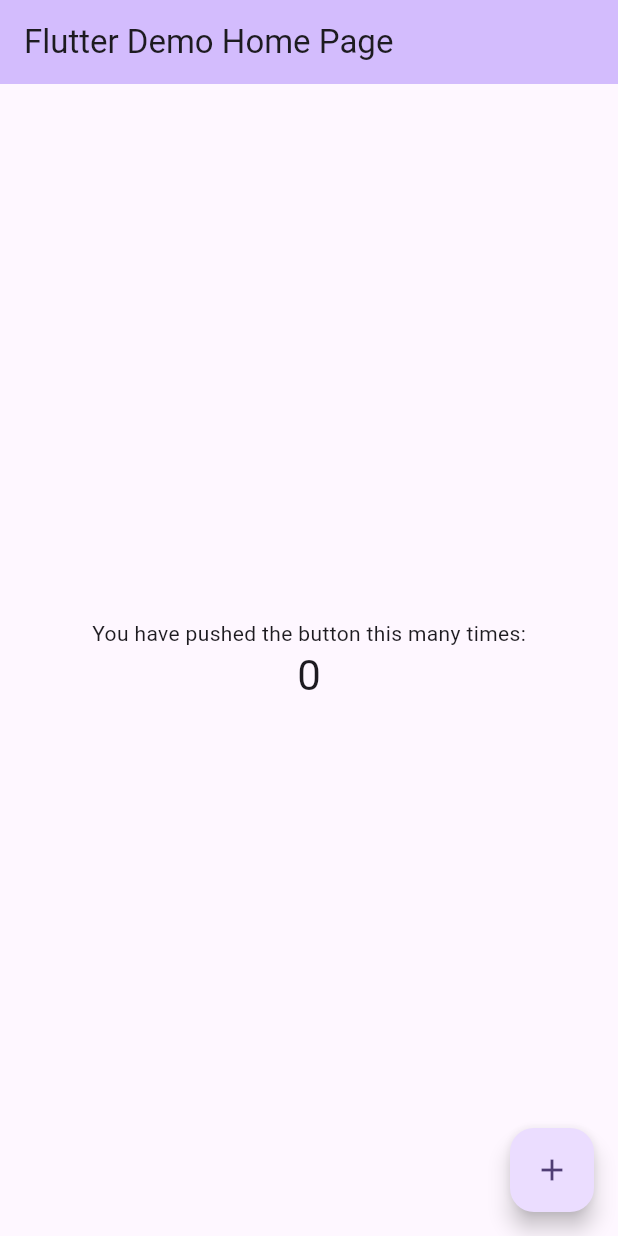
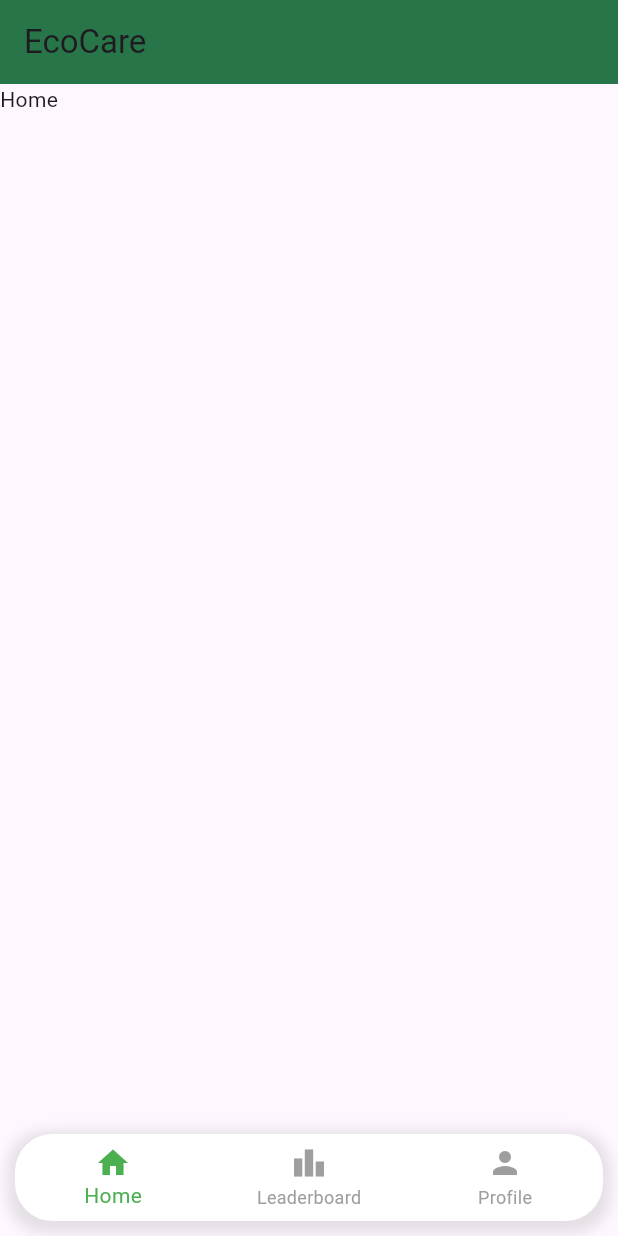
Before and after one commit to kruti002/carbon_emission, a Flutter app: the screen it shows after launch, on a phone screen of 412 x 824 dp. Run offline on Flutter 3.47's test engine with Material 3 defaults, Android fonts, the phone set to English and light mode, and no system bars.

Commit message:
User profile

```diff
--- /dev/null
+++ b/carbon/lib/home.dart
@@ -0,0 +1,12 @@
+import 'package:flutter/material.dart';
+
+class HomeScreen extends StatelessWidget {
+  const HomeScreen({super.key});
+
+  @override
+  Widget build(BuildContext context) {
+    return const Scaffold(
+      body: Text("Home"),
+    );
+  }
+}
--- a/carbon/lib/main.dart
+++ b/carbon/lib/main.dart
@@ -1,129 +1,94 @@
+import 'package:carbon/home.dart';
 import 'package:carbon/leader.dart';
+import 'package:carbon/profile.dart';
 import 'package:flutter/material.dart';
 
-import 'second.dart';
-
 void main() {
-  runApp(const MyApp());
+  runApp(MyApp());
 }
 
 class MyApp extends StatelessWidget {
-  const MyApp({super.key});
-
-  // This widget is the root of your application.
   @override
   Widget build(BuildContext context) {
     return MaterialApp(
       title: 'Flutter Demo',
       theme: ThemeData(
-        // This is the theme of your application.
-        //
-        // TRY THIS: Try running your application with "flutter run". You'll see
-        // the application has a purple toolbar. Then, without quitting the app,
-        // try changing the seedColor in the colorScheme below to Colors.green
-        // and then invoke "hot reload" (save your changes or press the "hot
-        // reload" button in a Flutter-supported IDE, or press "r" if you used
-        // the command line to start the app).
-        //
-        // Notice that the counter didn't reset back to zero; the application
-        // state is not lost during the reload. To reset the state, use hot
-        // restart instead.
-        //
-        // This works for code too, not just values: Most code changes can be
-        // tested with just a hot reload.
-        colorScheme: ColorScheme.fromSeed(seedColor: Colors.deepPurple),
-        useMaterial3: true,
+        primarySwatch: Colors.green,
       ),
-      home: const MyHomePage(title: 'Flutter Demo Home Page'),
+      home: MyHomePage(),
+      debugShowCheckedModeBanner: false,
     );
   }
 }
 
 class MyHomePage extends StatefulWidget {
-  const MyHomePage({super.key, required this.title});
-
-  // This widget is the home page of your application. It is stateful, meaning
-  // that it has a State object (defined below) that contains fields that affect
-  // how it looks.
-
-  // This class is the configuration for the state. It holds the values (in this
-  // case the title) provided by the parent (in this case the App widget) and
-  // used by the build method of the State. Fields in a Widget subclass are
-  // always marked "final".
-
-  final String title;
-
   @override
-  State<MyHomePage> createState() => _MyHomePageState();
+  _MyHomePageState createState() => _MyHomePageState();
 }
 
 class _MyHomePageState extends State<MyHomePage> {
-  int _counter = 0;
+  int _selectedIndex = 0;
 
-  void _incrementCounter() {
-     Navigator.of(context).push(MaterialPageRoute(builder: (context) => LeaderboardScreen()));
+  void _onItemTapped(int index) {
     setState(() {
-      // This call to setState tells the Flutter framework that something has
-      // changed in this State, which causes it to rerun the build method below
-      // so that the display can reflect the updated values. If we changed
-      // _counter without calling setState(), then the build method would not be
-      // called again, and so nothing would appear to happen.
-      _counter++;
+      _selectedIndex = index;
     });
+
   }
 
   @override
   Widget build(BuildContext context) {
-    // This method is rerun every time setState is called, for instance as done
-    // by the _incrementCounter method above.
-    //
-    // The Flutter framework has been optimized to make rerunning build methods
-    // fast, so that you can just rebuild anything that needs updating rather
-    // than having to individually change instances of widgets.
     return Scaffold(
       appBar: AppBar(
-        // TRY THIS: Try changing the color here to a specific color (to
-        // Colors.amber, perhaps?) and trigger a hot reload to see the AppBar
-        // change color while the other colors stay the same.
-        backgroundColor: Theme.of(context).colorScheme.inversePrimary,
-        // Here we take the value from the MyHomePage object that was created by
-        // the App.build method, and use it to set our appbar title.
-        title: Text(widget.title),
+        title: Text('EcoCare'),
+        backgroundColor: Color(0xFF277548),
       ),
       body: Center(
-        // Center is a layout widget. It takes a single child and positions it
-        // in the middle of the parent.
-        child: Column(
-          // Column is also a layout widget. It takes a list of children and
-          // arranges them vertically. By default, it sizes itself to fit its
-          // children horizontally, and tries to be as tall as its parent.
-          //
-          // Column has various properties to control how it sizes itself and
-          // how it positions its children. Here we use mainAxisAlignment to
-          // center the children vertically; the main axis here is the vertical
-          // axis because Columns are vertical (the cross axis would be
-          // horizontal).
-          //
-          // TRY THIS: Invoke "debug painting" (choose the "Toggle Debug Paint"
-          // action in the IDE, or press "p" in the console), to see the
-          // wireframe for each widget.
-          mainAxisAlignment: MainAxisAlignment.center,
-          children: <Widget>[
-            const Text(
-              'You have pushed the button this many times:',
-            ),
-            Text(
-              '$_counter',
-              style: Theme.of(context).textTheme.headlineMedium,
-            ),
-          ],
+        child: _selectedIndex == 0
+            ? HomeScreen()
+            : _selectedIndex == 1
+                ? LeaderboardScreen()
+                : ProfileScreen()
+      ),
+      bottomNavigationBar: Padding(
+        padding: const EdgeInsets.all(10.0),
+        child: Container(
+          decoration: BoxDecoration(
+            color: Colors.white,
+            boxShadow: [
+              BoxShadow(
+                color: Colors.black.withOpacity(0.1),
+                spreadRadius: 5,
+                blurRadius: 7,
+                offset: Offset(0, 3),
+              ),
+            ],
+            borderRadius: BorderRadius.all(Radius.circular(25)),
+          ),
+          child: BottomNavigationBar(
+            backgroundColor: Colors.transparent,
+            elevation: 0,
+            items: const <BottomNavigationBarItem>[
+              BottomNavigationBarItem(
+                icon: Icon(Icons.home),
+                label: 'Home',
+              ),
+              BottomNavigationBarItem(
+                icon: Icon(Icons.leaderboard),
+                label: 'Leaderboard',
+              ),
+              BottomNavigationBarItem(
+                icon: Icon(Icons.person),
+                label: 'Profile',
+              ),
+            ],
+            currentIndex: _selectedIndex,
+            selectedItemColor: Colors.green,
+            unselectedItemColor: Colors.grey,
+            onTap: _onItemTapped,
+          ),
         ),
       ),
-      floatingActionButton: FloatingActionButton(
-        onPressed:_incrementCounter,
-        tooltip: 'Increment',
-        child: const Icon(Icons.add),
-      ), // This trailing comma makes auto-formatting nicer for build methods.
     );
   }
 }
```
Also changed, not shown: carbon/lib/constants.dart (added, +8 -0 lines), carbon/lib/profile.dart (added, +102 -0 lines), 1 other file.
